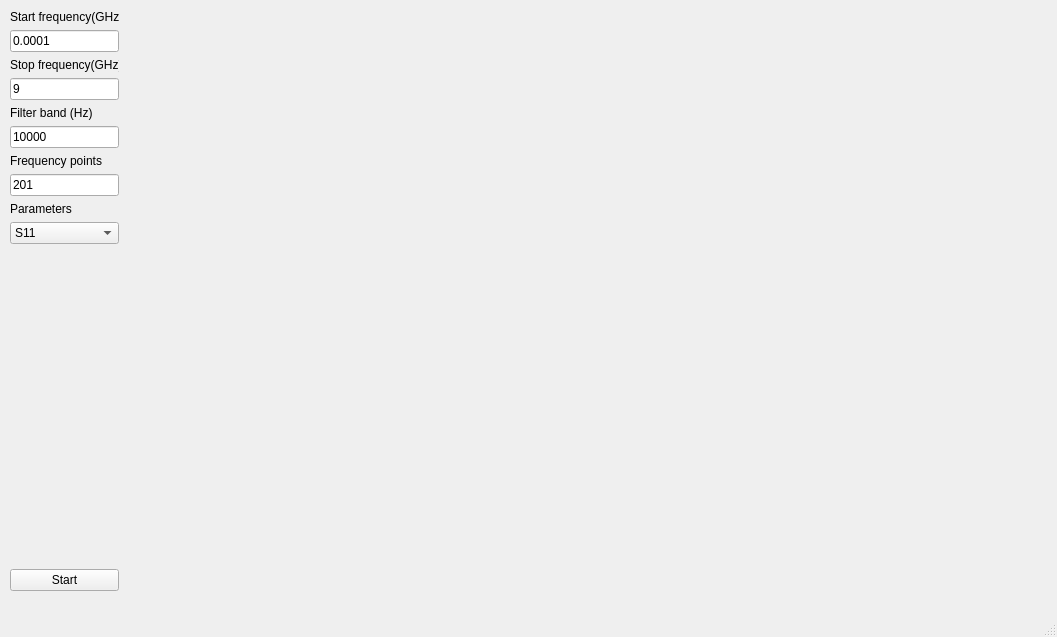
Before: the Qt Designer form mainwindow.ui in shamihustle/UITestCaseTAIR, drawn with Qt 5.
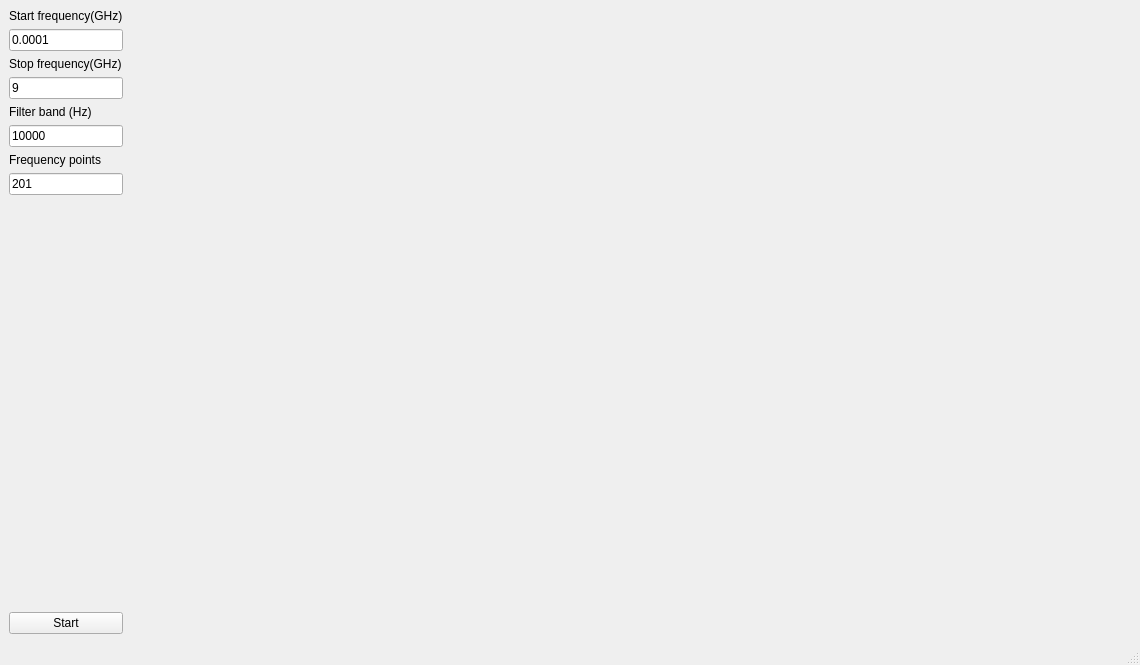
After: the same form once the commit is applied.

What changed in the file:
```diff
--- a/mainwindow.ui
+++ b/mainwindow.ui
@@ -6,34 +6,16 @@
    <rect>
     <x>0</x>
     <y>0</y>
-    <width>1057</width>
-    <height>637</height>
+    <width>1140</width>
+    <height>665</height>
    </rect>
   </property>
   <property name="windowTitle">
    <string>MainWindow</string>
   </property>
   <widget class="QWidget" name="centralwidget">
-   <widget class="QWidget" name="horizontalLayoutWidget">
-    <property name="geometry">
-     <rect>
-      <x>120</x>
-      <y>10</y>
-      <width>921</width>
-      <height>581</height>
-     </rect>
-    </property>
-    <layout class="QHBoxLayout" name="layoutWidget_Chart"/>
-   </widget>
-   <widget class="QWidget" name="layoutWidget">
-    <property name="geometry">
-     <rect>
-      <x>10</x>
-      <y>10</y>
-      <width>109</width>
-      <height>581</height>
-     </rect>
-    </property>
+   <layout class="QFormLayout" name="formLayout">
+    <item row="0" column="0">
     <layout class="QVBoxLayout" name="verticalLayout_4">
      <item>
       <layout class="QVBoxLayout" name="verticalLayout_3">
@@ -101,37 +83,6 @@
          </item>
         </layout>
        </item>
-       <item>
-        <widget class="QLabel" name="label_5">
-         <property name="text">
-          <string>Parameters</string>
-         </property>
-        </widget>
-       </item>
-       <item>
-        <widget class="QComboBox" name="comboBox_Parameters">
-         <item>
-          <property name="text">
-           <string>S11</string>
-          </property>
-         </item>
-         <item>
-          <property name="text">
-           <string>S12</string>
-          </property>
-         </item>
-         <item>
-          <property name="text">
-           <string>S21</string>
-          </property>
-         </item>
-         <item>
-          <property name="text">
-           <string>S22</string>
-          </property>
-         </item>
-        </widget>
-       </item>
        <item>
         <spacer name="verticalSpacer">
          <property name="orientation">
@@ -145,8 +96,6 @@
          </property>
         </spacer>
        </item>
-      </layout>
-     </item>
      <item>
       <widget class="QPushButton" name="pushButton_Start">
        <property name="text">
@@ -155,14 +104,20 @@
       </widget>
      </item>
     </layout>
-   </widget>
+      </item>
+     </layout>
+    </item>
+    <item row="0" column="1">
+     <layout class="QHBoxLayout" name="layoutWidget_Chart"/>
+    </item>
+   </layout>
   </widget>
   <widget class="QMenuBar" name="menubar">
    <property name="geometry">
     <rect>
      <x>0</x>
      <y>0</y>
-     <width>1057</width>
+     <width>1140</width>
      <height>21</height>
     </rect>
    </property>
```
Lines whose indentation alone changed are shown as unchanged.
